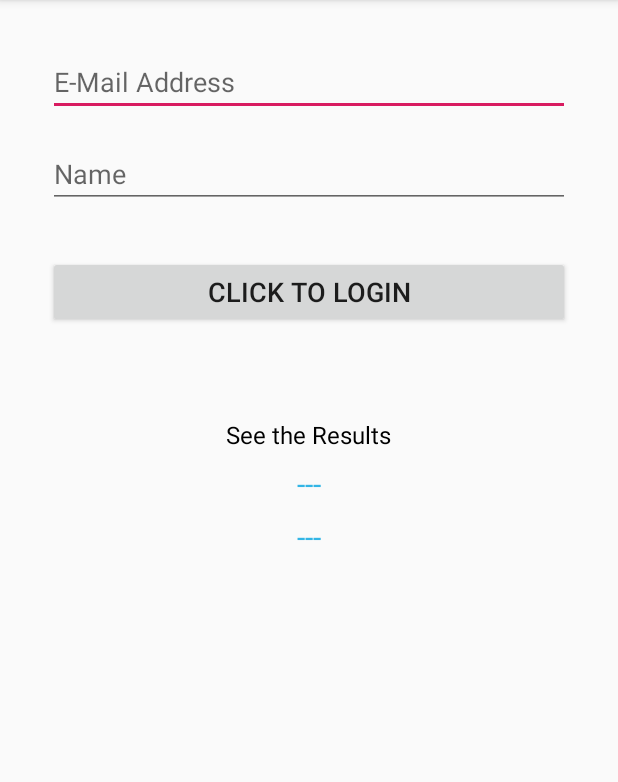
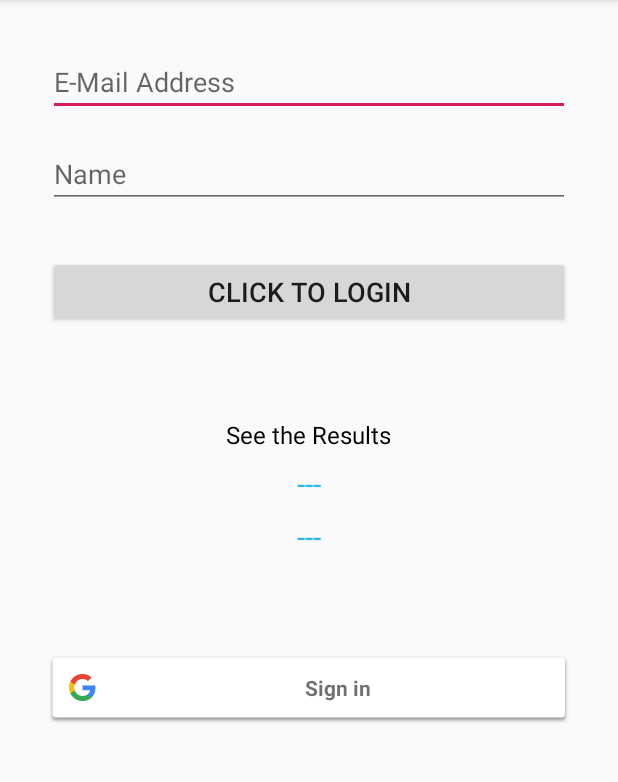
Before and after one commit to shubham7Smartdata/Joyers, an Android app: the screen it shows after launch (SignUpActivity), on a phone screen of 412 x 824 dp, the part 84-866 px from its top. Run offline under Robolectric (Android 15) with nearby library versions, the phone set to English and light mode, and no system bars; our stand-ins replace Room's generated code, sdp/ssp sizes; plain views replace LoginButton; 1 statement that could not run was skipped.

Commit message:
Initial shubham(Google login)

```diff
--- a/app/src/main/java/com/sdi/joyers/activities/BaseActivity.kt
+++ b/app/src/main/java/com/sdi/joyers/activities/BaseActivity.kt
@@ -19,6 +19,7 @@ abstract class BaseActivity<V : AndroidViewModel> : AppCompatActivity() {
 
     // since its going to be common for all the activities
     var mViewModel: V? = null
+    var TAG: String = "$localClassName:-"
     lateinit var mContext: Context
 
     /**
--- a/app/src/main/res/layout/activity_sign_up.xml
+++ b/app/src/main/res/layout/activity_sign_up.xml
@@ -18,7 +18,7 @@
 
 
             <EditText
-                    android:id="@+id/txtEmailAddress"
+                    android:id="@+id/edEmail"
                     android:layout_width="match_parent"
                     android:layout_height="wrap_content"
                     android:layout_marginEnd="32dp"
@@ -29,7 +29,7 @@
                     android:inputType="textEmailAddress"/>
 
             <EditText
-                    android:id="@+id/txtPassword"
+                    android:id="@+id/edName"
                     android:layout_width="match_parent"
                     android:layout_height="wrap_content"
                     android:layout_marginEnd="32dp"
@@ -62,7 +62,7 @@
                     android:gravity="center"
                     android:textSize="16sp"/>
             <TextView
-                    android:id="@+id/lblEmailAnswer"
+                    android:id="@+id/txtEmail"
                     android:layout_width="wrap_content"
                     android:layout_height="wrap_content"
                     android:layout_marginEnd="8dp"
@@ -73,7 +73,7 @@
                     android:textColor="@android:color/holo_blue_light"
                     android:textSize="20sp"/>
             <TextView
-                    android:id="@+id/lblPasswordAnswer"
+                    android:id="@+id/txtName"
                     android:layout_width="wrap_content"
                     android:layout_height="wrap_content"
                     android:layout_marginBottom="32dp"
@@ -85,12 +85,12 @@
                     android:textColor="@android:color/holo_blue_light"
                     android:textSize="20sp"/>
 
-            <!--<com.google.android.gms.common.SignInButton-->
-                    <!--android:id="@+id/btn_google_login"-->
-                    <!--android:layout_width="match_parent"-->
-                    <!--android:layout_height="wrap_content"-->
-                    <!--android:padding="@dimen/_12sdp"-->
-                    <!--android:layout_margin="@dimen/_12sdp"/>-->
+            <com.google.android.gms.common.SignInButton
+                    android:id="@+id/btn_google_login"
+                    android:layout_width="match_parent"
+                    android:layout_height="wrap_content"
+                    android:padding="@dimen/_12sdp"
+                    android:layout_margin="@dimen/_12sdp"/>
 
             <!--<com.facebook.login.widget.LoginButton-->
                     <!--android:id="@+id/btn_fb_login"-->
```
Also changed, not shown: app/src/main/java/com/sdi/joyers/activities/SignUpActivity.kt (+78 -7 lines), app/src/main/java/com/sdi/joyers/viewModel/UserViewModel.kt (+1 -10 lines).
